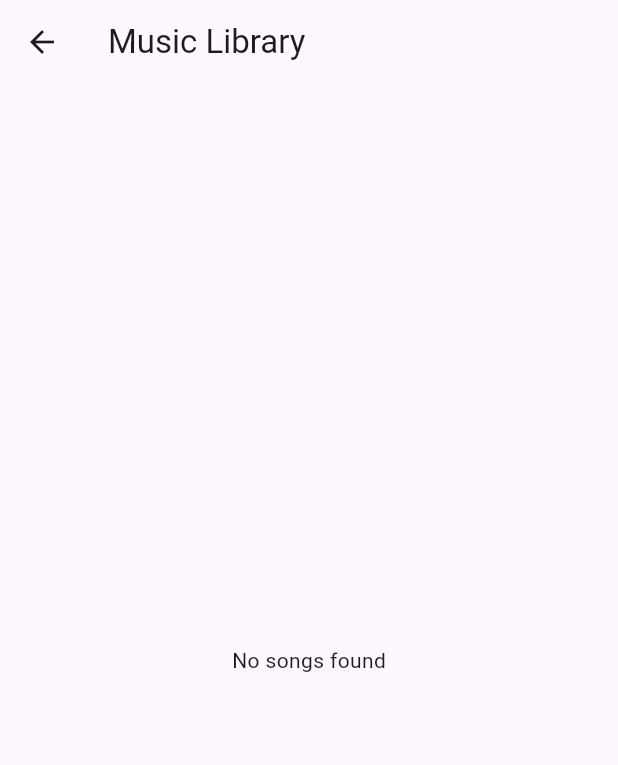
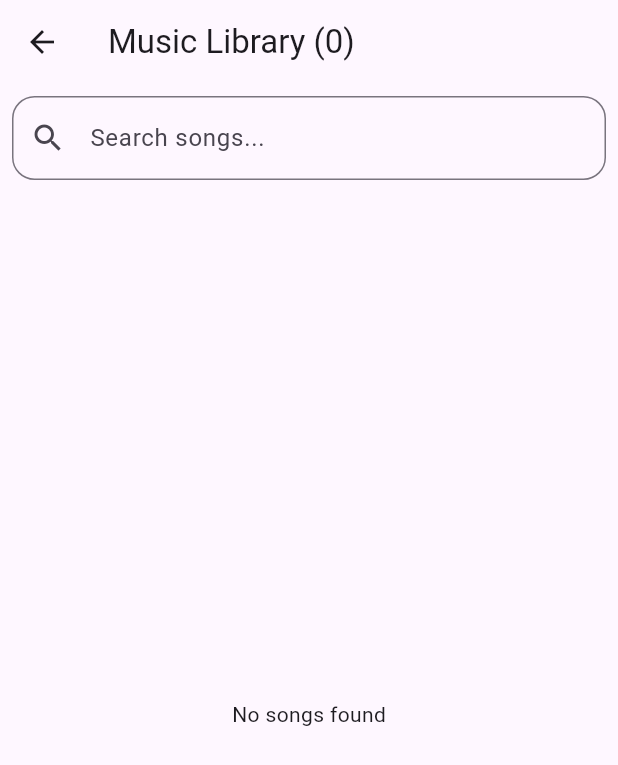
Before and after one commit to Afffiq/music_app, a Flutter app: the HomeScreen screen opened directly, after a tap on "Music Library", on a phone screen of 412 x 824 dp. Shown: the top 765 px of the screen. Run offline on Flutter 3.47's test engine with Material 3 defaults, Android fonts, the phone set to English and light mode, and no system bars; our stand-ins replace cloud_firestore, firebase_auth, firebase_core, just_audio; accounts and stored records are empty.

Commit message:
Added favorites feature

```diff
--- a/lib/screens/home_screen.dart
+++ b/lib/screens/home_screen.dart
@@ -4,6 +4,7 @@ import '../services/admin_service.dart';
 import 'login_screen.dart';
 import 'upload_song_screen.dart';
 import 'song_library_screen.dart';
+import 'favorites_screen.dart';
 
 class HomeScreen extends StatefulWidget {
   const HomeScreen({super.key});
@@ -86,6 +87,23 @@ class _HomeScreenState extends State<HomeScreen> {
             ),
           ),
 
+          ElevatedButton(
+            onPressed: () {
+
+              Navigator.push(
+                context,
+                  MaterialPageRoute(
+                  builder: (_) =>
+                  const FavoritesScreen(),
+                ),
+              );
+
+            },
+            child: const Text(
+             "Favorite Songs ❤️",
+            ),
+        ),
+
             if (isAdmin)
               ElevatedButton(
                 onPressed: () { Navigator.push(
--- a/lib/screens/song_library_screen.dart
+++ b/lib/screens/song_library_screen.dart
@@ -3,113 +3,133 @@ import 'package:flutter/material.dart';
 import '../models/song.dart';
 import '../services/song_service.dart';
 import 'player_screen.dart';
+import '../services/favorite_service.dart';
 
 class SongLibraryScreen extends StatefulWidget {
   const SongLibraryScreen({super.key});
 
   @override
-  State<SongLibraryScreen> createState() =>
-      _SongLibraryScreenState();
+  State<SongLibraryScreen> createState() => _SongLibraryScreenState();
 }
 
-class _SongLibraryScreenState
-    extends State<SongLibraryScreen> {
+class _SongLibraryScreenState extends State<SongLibraryScreen> {
+  final songService = SongService();
+  final searchController = TextEditingController();
+  final favoriteService = FavoriteService();
 
-  final songService = SongService();
+List<String> favoriteSongIds = [];
 
-  late Future<List<Song>> songsFuture;
+  List<Song> allSongs = [];
+  List<Song> filteredSongs = [];
+  bool isLoading = true;
+  String? errorMessage;
 
   @override
   void initState() {
     super.initState();
+    loadSongs();
+  }
 
-    songsFuture =
-        songService.getSongs();
+  @override
+  void dispose() {
+    searchController.dispose();
+    super.dispose();
+  }
+
+  Future<void> loadSongs() async {
+    try {
+      allSongs = await songService.getSongs();
+      favoriteSongIds = await favoriteService.getFavoriteSongIds();
+      filteredSongs = List.from(allSongs);
+    } catch (error) {
+      errorMessage = error.toString();
+    } finally {
+      setState(() {
+        isLoading = false;
+      });
+    }
+  }
+
+  void searchSongs(String query) {
+    setState(() {
+      final lowerQuery = query.toLowerCase();
+      filteredSongs = allSongs.where((song) {
+        return song.title.toLowerCase().contains(lowerQuery) ||
+            song.artist.toLowerCase().contains(lowerQuery);
+      }).toList();
+    });
   }
 
   @override
   Widget build(BuildContext context) {
-
     return Scaffold(
       appBar: AppBar(
-        title: const Text(
-          "Music Library",
+        title: Text(
+          'Music Library (${filteredSongs.length})',),
       ),
-      ),
-
-      body: FutureBuilder<List<Song>>(
-        future: songsFuture,
-
-        builder: (context, snapshot) {
-
-          if (snapshot.connectionState ==
-              ConnectionState.waiting) {
-
+      body: Builder(
+        builder: (context) {
+          if (isLoading) {
             return const Center(
-              child:
-                  CircularProgressIndicator(),
+              child: CircularProgressIndicator(),
             );
           }
 
-          if (snapshot.hasError) {
-
+          if (errorMessage != null) {
             return Center(
-              child: Text(
-                "Error: ${snapshot.error}",
-              ),
+              child: Text('Error: $errorMessage'),
             );
           }
 
-          if (!snapshot.hasData ||
-              snapshot.data!.isEmpty) {
+          return Column(
+            children: [
+              Padding(
+                padding: const EdgeInsets.all(8.0),
+                child: TextField(
+                  controller: searchController,
+                  onChanged: searchSongs,
+                  decoration: InputDecoration(
+                    hintText: 'Search songs...',
+                    prefixIcon: const Icon(Icons.search),
 
-            return const Center(
-              child: Text(
-                "No songs found",
+                    border: OutlineInputBorder(
+                      borderRadius: BorderRadius.circular(15),
                     ),
-            );
-          }
-
-          List<Song> songs =
-              snapshot.data!;
-
-          return ListView.builder(
-            itemCount: songs.length,
-
-            itemBuilder:
-                (context, index) {
-
-              Song song =
-                  songs[index];
-
+                  ),
+                ),
+              ),
+              if (filteredSongs.isEmpty)
+                const Expanded(
+                  child: Center(
+                    child: Text('No songs found'),
+                  ),
+                )
+              else
+                Expanded(
+                  child: ListView.builder(
+                    itemCount: filteredSongs.length,
+                    itemBuilder: (context, index) {
+                      final song = filteredSongs[index];
                       return Card(
-                margin:
-                    const EdgeInsets.symmetric(
+                        margin: const EdgeInsets.symmetric(
                           horizontal: 10,
                           vertical: 5,
                         ),
-
                         child: ListTile(
-
                           onTap: () {
-
                              Navigator.push(
                               context,
                               MaterialPageRoute(
-                        builder: (_) =>
-                            PlayerScreen(
-                          songs: songs,
+                                builder: (_) => PlayerScreen(
+                                  songs: filteredSongs,
                                   currentIndex: index,
                                 ),
                               ),
                             );
 
                           },
-
                           leading: ClipRRect(
-                    borderRadius:
-                        BorderRadius.circular(8),
-
+                            borderRadius: BorderRadius.circular(8),
                             child: Image.asset(
                               'assets/album_covers/cover${song.coverIndex}.png',
                               width: 55,
@@ -117,25 +137,41 @@ class _SongLibraryScreenState
                               fit: BoxFit.cover,
                             ),
                           ),
-
                           title: Text(
                             song.title,
                             style: const TextStyle(
-                      fontWeight:
-                          FontWeight.bold,
+                              fontWeight: FontWeight.bold,
                             ),
                           ),
+                          subtitle: Text(song.artist),
+                          trailing: IconButton(
 
-                  subtitle: Text(
-                    song.artist,
+                            icon: Icon(
+                              favoriteSongIds.contains(
+                                song.id,
+                             )
+                             ? Icons.favorite
+                             : Icons.favorite_border,
+
                             ),
 
-                  trailing: const Icon(
-                    Icons.play_arrow,
+                            onPressed: () async {
+
+                              await favoriteService
+                             .toggleFavorite(
+                                song.id,
+                              );
+
+                             await loadSongs();
+
+                            },
                           ),
                         ),
                       );
                     },
+                  ),
+                ),
+            ],
           );
         },
       ),
--- /dev/null
+++ b/lib/services/favorite_service.dart
@@ -0,0 +1,73 @@
+import 'package:cloud_firestore/cloud_firestore.dart';
+import 'package:firebase_auth/firebase_auth.dart';
+
+class FavoriteService {
+  final FirebaseFirestore _firestore =
+      FirebaseFirestore.instance;
+
+  final FirebaseAuth _auth =
+      FirebaseAuth.instance;
+
+  Future<List<String>> getFavoriteSongIds() async {
+
+    String uid =
+      _auth.currentUser!.uid;
+
+    DocumentSnapshot doc =
+      await _firestore
+          .collection('users')
+          .doc(uid)
+          .get();
+
+    if (!doc.exists ||
+      doc.data() == null) {
+        return [];
+      }
+
+  Map<String, dynamic> data =
+      doc.data()
+          as Map<String, dynamic>;
+
+    return List<String>.from(
+      data['favoriteSongs'] ?? [],
+    );
+  }
+
+  Future<void> toggleFavorite(
+    String songId,
+  ) async {
+
+    String uid =
+        _auth.currentUser!.uid;
+
+    DocumentReference userDoc =
+        _firestore
+            .collection('users')
+            .doc(uid);
+
+    DocumentSnapshot snapshot =
+        await userDoc.get();
+
+    Map<String, dynamic> data =
+        snapshot.data()
+            as Map<String, dynamic>;
+
+    List<String> favorites =
+        List<String>.from(
+      data['favoriteSongs'] ?? [],
+    );
+
+    if (favorites.contains(songId)) {
+
+      favorites.remove(songId);
+
+    } else {
+
+      favorites.add(songId);
+    }
+
+    await userDoc.update({
+      'favoriteSongs': favorites,
+    });
+  }
+}
--- a/lib/services/song_service.dart
+++ b/lib/services/song_service.dart
@@ -25,9 +25,10 @@ class SongService {
         await _firestore.collection('songs').get();
 
     return snapshot.docs.map((doc) {
+      final data = doc.data();
       return Song.fromMap(
         doc.id,
-        doc.data() as Map<String, dynamic>,
+        data is Map<String, dynamic> ? data : {},
       );
     }).toList();
   }
```
Also changed, not shown: lib/screens/favorites_screen.dart (added, +124 -0 lines). Lines whose indentation alone changed are shown as unchanged.
